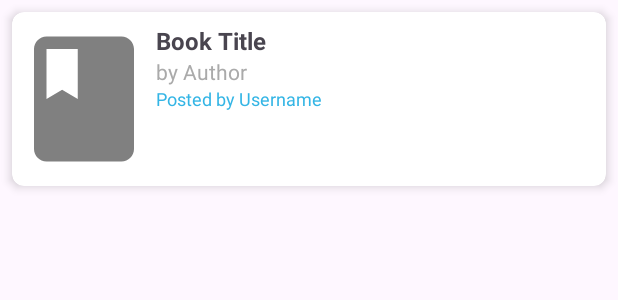
After one commit to axvolkzki/MOBDEVE-MCO, an Android app: the layout item_book_feed.xml on its own in the app's theme, with its tools: preview values and no code run, on a phone screen of 412 x 824 dp. The commit adds this screen. Shown: the top 300 px of the screen. Run offline under Robolectric (Android 15) with nearby library versions, the phone set to English and light mode, and no system bars.

Commit message:
initial commit, trying to make it work

```diff
--- a/app/build.gradle.kts
+++ b/app/build.gradle.kts
@@ -35,6 +35,7 @@ android {
     }
     buildFeatures {
         viewBinding = true
+        dataBinding = true
     }
 }
 
--- a/app/src/main/java/com/mobdeve/s14/amelia_delacruz/bookcol/BookModel.kt
+++ b/app/src/main/java/com/mobdeve/s14/amelia_delacruz/bookcol/BookModel.kt
@@ -2,5 +2,8 @@ package com.mobdeve.s14.amelia_delacruz.bookcol
 
 data class BookModel(
     val name: String,
-    val cover: Int
+    val cover: Int,
+    val author: String,
+    val username: String,
+    val isFeedType: Boolean
 )
--- /dev/null
+++ b/app/src/main/res/drawable/ic_book_placeholder.xml
@@ -0,0 +1,5 @@
+<vector xmlns:android="http://schemas.android.com/apk/res/android" android:height="24dp" android:tint="#808080" android:viewportHeight="24" android:viewportWidth="24" android:width="24dp">
+
+    <path android:fillColor="@android:color/white" android:pathData="M18,2H6c-1.1,0 -2,0.9 -2,2v16c0,1.1 0.9,2 2,2h12c1.1,0 2,-0.9 2,-2V4c0,-1.1 -0.9,-2 -2,-2zM6,4h5v8l-2.5,-1.5L6,12V4z"/>
+
+</vector>
--- /dev/null
+++ b/app/src/main/res/layout/item_book_feed.xml
@@ -0,0 +1,61 @@
+<?xml version="1.0" encoding="utf-8"?>
+<androidx.cardview.widget.CardView xmlns:android="http://schemas.android.com/apk/res/android"
+    android:layout_width="match_parent"
+    android:layout_height="wrap_content"
+    xmlns:app="http://schemas.android.com/apk/res-auto"
+    android:layout_margin="8dp"
+    app:cardCornerRadius="8dp"
+    app:cardElevation="4dp">
+
+    <LinearLayout
+        android:layout_width="match_parent"
+        android:layout_height="wrap_content"
+        android:orientation="horizontal"
+        android:padding="8dp">
+
+        <!-- Book Image -->
+        <ImageView
+            android:id="@+id/bookImageView"
+            android:layout_width="80dp"
+            android:layout_height="100dp"
+            android:scaleType="centerCrop"
+            android:src="@drawable/ic_book_placeholder" />
+
+        <LinearLayout
+            android:layout_width="0dp"
+            android:layout_height="wrap_content"
+            android:layout_weight="1"
+            android:orientation="vertical"
+            android:paddingStart="8dp"
+            android:paddingLeft="8dp">
+
+            <!-- Book Title -->
+            <TextView
+                android:id="@+id/bookTitleTextView"
+                android:layout_width="wrap_content"
+                android:layout_height="wrap_content"
+                android:text="Book Title"
+                android:textSize="16sp"
+                android:textStyle="bold" />
+
+            <!-- Author Name -->
+            <TextView
+                android:id="@+id/bookAuthorTextView"
+                android:layout_width="wrap_content"
+                android:layout_height="wrap_content"
+                android:text="by Author"
+                android:textSize="14sp"
+                android:textColor="@android:color/darker_gray" />
+
+            <!-- Username of Poster -->
+            <TextView
+                android:id="@+id/postedByTextView"
+                android:layout_width="wrap_content"
+                android:layout_height="wrap_content"
+                android:text="Posted by Username"
+                android:textSize="12sp"
+                android:textColor="@android:color/holo_blue_light" />
+        </LinearLayout>
+
+    </LinearLayout>
+</androidx.cardview.widget.CardView>
```
Also changed, not shown: app/src/main/java/com/mobdeve/s14/amelia_delacruz/bookcol/CommunityActivity.kt (added, +28 -0 lines), app/src/main/java/com/mobdeve/s14/amelia_delacruz/bookcol/DataGenerator.kt (+5 -5 lines), app/src/main/java/com/mobdeve/s14/amelia_delacruz/bookcol/FeedActivity.kt (deleted, +0 -20 lines), app/src/main/java/com/mobdeve/s14/amelia_delacruz/bookcol/FeedViewHolder.kt (added, +13 -0 lines), app/src/main/java/com/mobdeve/s14/amelia_delacruz/bookcol/LayoutViewHolder.kt (added, +11 -0 lines), app/src/main/java/com/mobdeve/s14/amelia_delacruz/bookcol/MyAdapter.kt (+37 -9 lines), app/src/main/java/com/mobdeve/s14/amelia_delacruz/bookcol/MyViewHolder.kt (deleted, +0 -11 lines), app/src/main/java/com/mobdeve/s14/amelia_delacruz/bookcol/ShelfActivity.kt (+5 -5 lines), app/src/main/res/layout/activity_community.xml (added, +51 -0 lines), app/src/main/res/layout/activity_feed.xml (deleted, +0 -20 lines).
